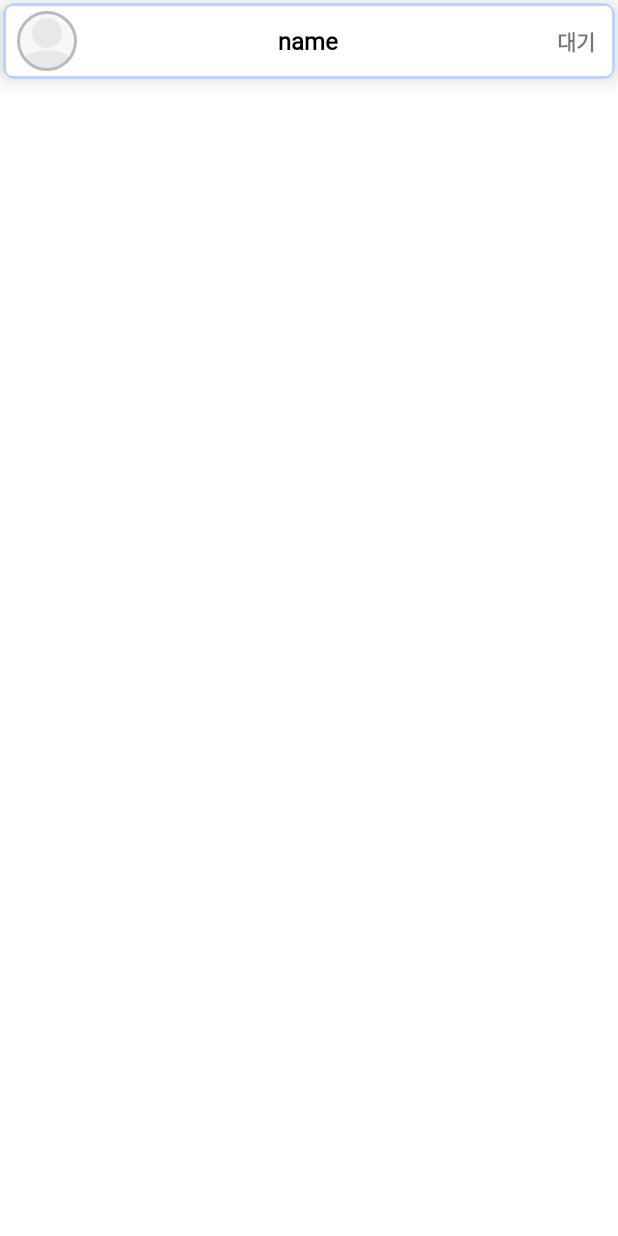
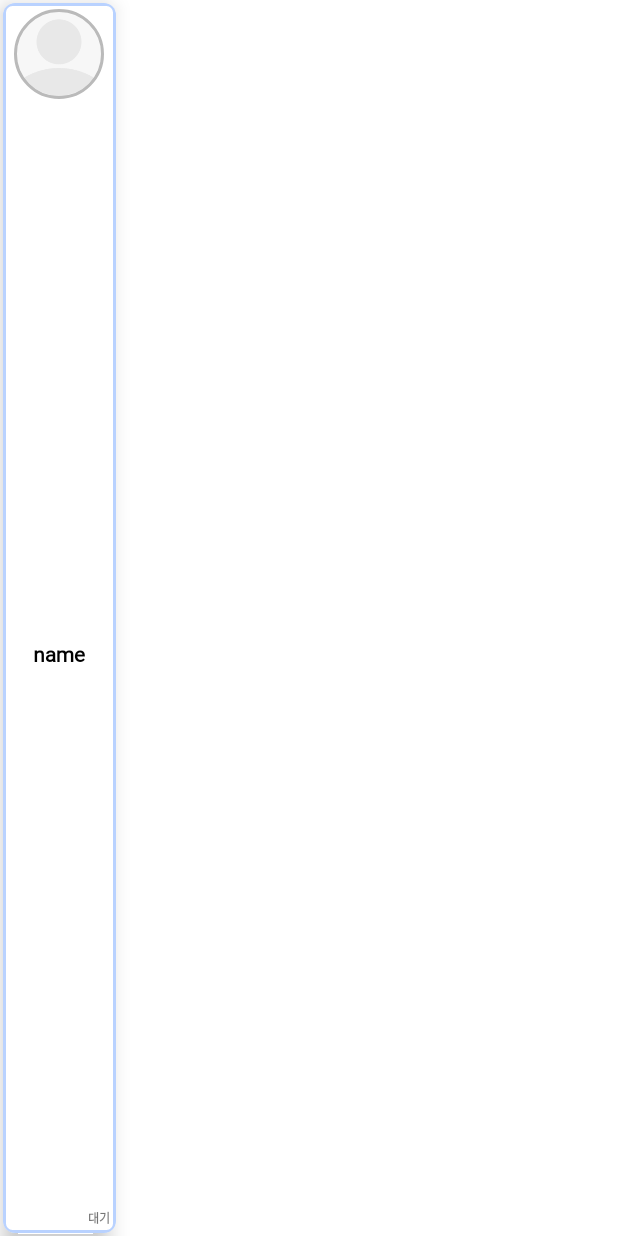
Before and after one commit to dabee2/Promise, an Android app: the layout recycler_item_group_child.xml on its own in the app's theme, with its tools: preview values and no code run, on a phone screen of 412 x 824 dp. Run offline under Robolectric (Android 15) with nearby library versions, the phone set to English and light mode, and no system bars.

Commit message:
20221115home commit

```diff
--- a/app/src/main/java/com/dabee/promise/Item.kt
+++ b/app/src/main/java/com/dabee/promise/Item.kt
@@ -6,5 +6,6 @@ package com.dabee.promise
 //              객체간에 주소값을 비교하지 않고 멤버값을 비교해주도록 설계되는 특별한 class
 data class Item constructor(var title:String, var place:String, var time:String, var group:String)
 data class FriendsItem constructor(var name:String, var img:String, var id:String)
-data class GroupsItem constructor(var groupName:String, var friendsItem:MutableList<FriendsItem>)
+data class GroupsItem constructor(var groupName:String)
+
 data class UserCheckStatus(val position: Int, var isChecked: Boolean)
--- a/app/src/main/java/com/dabee/promise/Login.kt
+++ b/app/src/main/java/com/dabee/promise/Login.kt
@@ -215,7 +215,7 @@ class Login : AppCompatActivity() {
         // 로그인 요청결과에 반응하는 콜백함수
         val callback: (OAuthToken?, Throwable?) -> Unit = { token, error ->
             if(token != null){
-                Toast.makeText(this, "로그인 성공", Toast.LENGTH_SHORT).show()
+//                Toast.makeText(this, "로그인 성공", Toast.LENGTH_SHORT).show()
                 loadUserInfo() //사용자 정보 읽어오기
             }
         }
--- a/app/src/main/java/com/dabee/promise/MembershipFragment.kt
+++ b/app/src/main/java/com/dabee/promise/MembershipFragment.kt
@@ -193,6 +193,7 @@ class MembershipFragment : Fragment() {
 
                 val item = FriendsItem(datas["userName"]as String,datas["userImgUrl"]as String,datas["userId"]as String)
                 friends.add(item)
+
             }
             binding.recycler.adapter?.notifyDataSetChanged()
         }
--- a/app/src/main/res/layout/fragment_group.xml
+++ b/app/src/main/res/layout/fragment_group.xml
@@ -56,11 +56,10 @@
         android:layout_width="match_parent"
         android:layout_height="match_parent"
         android:layout_below="@id/linear"
+        app:layoutManager="androidx.recyclerview.widget.LinearLayoutManager"
         android:orientation="vertical"
         android:clipToPadding="false"
-        android:paddingBottom="80dp"
-        app:layoutManager="androidx.recyclerview.widget.LinearLayoutManager"
-        app:layout_behavior="com.google.android.material.appbar.AppBarLayout$ScrollingViewBehavior" />
+        android:paddingBottom="80dp"/>
 
 
 
--- a/app/src/main/res/layout/recycler_item_group_child.xml
+++ b/app/src/main/res/layout/recycler_item_group_child.xml
@@ -1,6 +1,6 @@
 <?xml version="1.0" encoding="utf-8"?>
 <androidx.cardview.widget.CardView xmlns:android="http://schemas.android.com/apk/res/android"
-    android:layout_width="match_parent"
+    android:layout_width="75dp"
     android:layout_height="wrap_content"
     xmlns:app="http://schemas.android.com/apk/res-auto"
     app:cardCornerRadius="8dp"
@@ -12,40 +12,40 @@
         android:layout_width="match_parent"
         android:layout_height="match_parent"
         android:background="@drawable/bg_et"
-        android:padding="5dp">
+        android:padding="4dp">
 
         <de.hdodenhof.circleimageview.CircleImageView
             android:id="@+id/civ_img"
-            android:layout_width="40dp"
-            android:layout_height="40dp"
+            android:layout_width="60dp"
+            android:layout_height="60dp"
+            android:layout_centerHorizontal="true"
             app:civ_border_width="2dp"
             app:civ_border_color="@color/my_color4"
-            android:layout_marginLeft="4dp"
             android:src="@drawable/images"/>
 
         <TextView
             android:id="@+id/tv_name"
-            android:layout_width="wrap_content"
-            android:layout_height="40dp"
-            android:layout_marginLeft="4dp"
-            android:layout_toLeftOf="@id/tv_status"
-            android:layout_toRightOf="@id/civ_img"
+            android:layout_width="match_parent"
+            android:layout_height="match_parent"
             android:fontFamily="@font/binggrae_bold"
+            android:layout_centerHorizontal="true"
             android:gravity="center"
-            android:paddingRight="8dp"
+            android:layout_below="@id/civ_img"
             android:text="name"
+            android:layout_above="@+id/tv_status"
             android:textColor="@color/black"
-            android:textSize="16sp"
+            android:textSize="14sp"
             android:textStyle="bold" />
 
         <TextView
             android:id="@+id/tv_status"
             android:layout_width="wrap_content"
-            android:layout_height="40dp"
+            android:layout_height="wrap_content"
             android:layout_alignParentRight="true"
+            android:layout_alignParentBottom="true"
             android:fontFamily="@font/binggrae_bold"
             android:gravity="center"
-            android:padding="8dp"
+            android:textSize="8sp"
             android:text="대기"
             android:textStyle="bold" />
 
--- a/app/src/main/res/values/themes.xml
+++ b/app/src/main/res/values/themes.xml
@@ -6,7 +6,7 @@
         <item name="colorPrimaryVariant">@color/white</item>
         <item name="colorOnPrimary">@color/white</item>
         <!-- Secondary brand color. -->
-        <item name="colorSecondary">@color/my_color</item>
+        <item name="colorSecondary">@color/my_color3</item>
         <item name="colorSecondaryVariant">@color/white</item>
         <item name="colorOnSecondary">@color/white</item>
 
```
Also changed, not shown: app/src/main/java/com/dabee/promise/GroupAddActivity.kt (+8 -2 lines), app/src/main/java/com/dabee/promise/GroupFragment.kt (+40 -41 lines), app/src/main/java/com/dabee/promise/RecyclerAdapterGroups.kt (+39 -29 lines), app/src/main/res/drawable/bg_et3.xml (added, +9 -0 lines), app/src/main/res/layout/recycler_item_group.xml (+92 -14 lines), app/src/main/res/drawable/ribbo1920.png (added).
